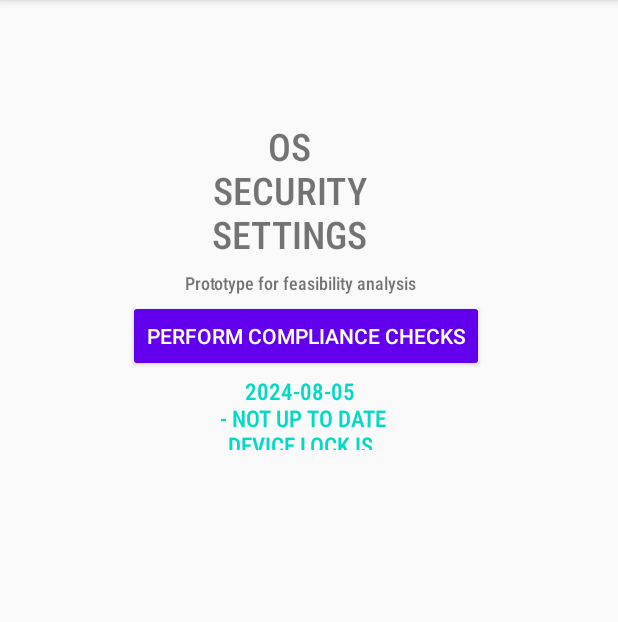
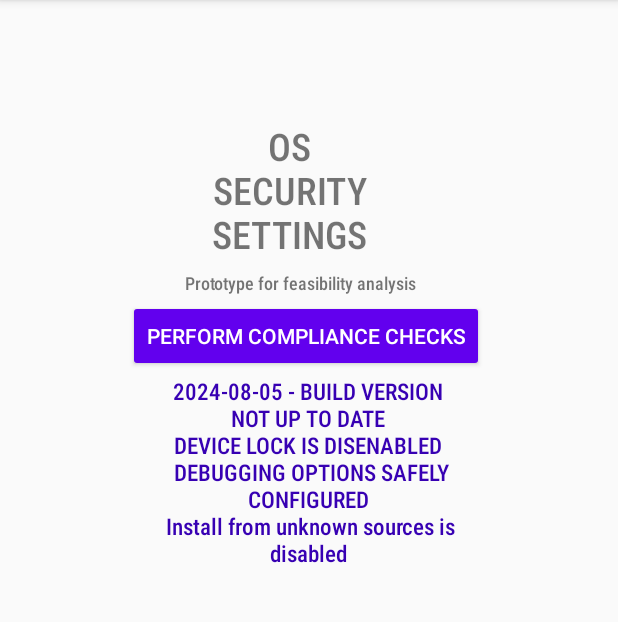
Before and after one commit to SanyaKapoor/Android-CIS-Benchmarking, an Android app: the screen it shows after launch (MainActivity), after a tap on "PERFORM COMPLIANCE CHECKS", on a phone screen of 412 x 824 dp, the part 84-706 px from its top. Run offline under Robolectric (Android 15) with nearby library versions, the phone set to English and light mode, and no system bars; 2 statements that could not run were skipped.

Commit message:
installation from unknown sources disabled

```diff
--- a/app/src/main/java/com/example/oscarq/MainActivity.kt
+++ b/app/src/main/java/com/example/oscarq/MainActivity.kt
@@ -1,14 +1,12 @@
 package com.example.oscarq
 import android.app.KeyguardManager
-import android.app.admin.DevicePolicyManager
-import android.content.ComponentName
 import android.content.Context
 import android.net.ConnectivityManager
 import android.os.Build
 import android.os.Bundle
+import android.provider.Settings
 import android.widget.Button
 import android.widget.TextView
-import android.widget.Toast
 import androidx.appcompat.app.AppCompatActivity
 
 
@@ -16,17 +14,12 @@ class MainActivity : AppCompatActivity() {
     override fun onCreate(savedInstanceState: Bundle?){
         super.onCreate(savedInstanceState)
         setContentView(R.layout.activity_main)
-       val button = findViewById<Button>(R.id.button)
+        val button = findViewById<Button>(R.id.button)
+        val textView = findViewById<TextView>(R.id.textView0)
        // val button2 = findViewById<Button>(R.id.button2)
-        val textView = findViewById<TextView>(R.id.textView0)
        // val textView2 = findViewById<TextView>(R.id.textView2)
        // val textView3 = findViewById<TextView>(R.id.textView3)
        // val button3 = findViewById<Button>(R.id.button3)
-
-        val connectivityManager=this.getSystemService(Context.CONNECTIVITY_SERVICE) as ConnectivityManager
-        val networkInfo=connectivityManager.activeNetworkInfo
-        //val status = networkInfo!=null && networkInfo.isConnected
-        //println(networkInfo)
 
         //TODO("adapt profiling and helper functions")
         //TODO("Mongo")
@@ -38,13 +31,13 @@ class MainActivity : AppCompatActivity() {
 
         button.setOnClickListener {
 
-            if(android.os.Build.VERSION.SECURITY_PATCH== "2020-09-01")
+            if(Build.VERSION.SECURITY_PATCH== "2020-09-01")
             {
-                textView.text =  android.os.Build.VERSION.SECURITY_PATCH + "\n" + " - UP TO DATE"
+                textView.text =  Build.VERSION.SECURITY_PATCH +  " - BUILD UP TO DATE"
             }
             else
             {
-                textView.text =  android.os.Build.VERSION.SECURITY_PATCH + "\n" + " - NOT UP TO DATE"
+                textView.text =  Build.VERSION.SECURITY_PATCH + " - BUILD VERSION NOT UP TO DATE"
             }
 
             //Ensure 'Screen Lock' is set to 'Enabled'(Pin/Password/Pattern)
@@ -64,32 +57,58 @@ class MainActivity : AppCompatActivity() {
             //pattern as device lock mechanism)
             //TODO("How to check if pattern is not visible")
 
-            val locktype: Int = Locktype.getCurrent(contentResolver)
-            when (locktype) {
-                Locktype.PATTERN -> {  textView.text = textView.text as String + "\n" + "COULD NOT DETECT IS PATTERN IS SET TO NOT VISIBLE"
-                }
+//            val locktype: Int = Locktype.getCurrent(contentResolver)
+//            when (locktype) {
+//                Locktype.PATTERN -> {  textView.text = textView.text as String + "\n" + "COULD NOT DETECT IS PATTERN IS SET TO NOT VISIBLE"
+//                }
+//            }
+//
+//            //Ensure 'Automatically Lock' is set to 'Immediately'
+//            lateinit var dpm: DevicePolicyManager
+//            lateinit var deviceAdminSample: ComponentName
+//            //val timeMs: Long = 1000L * timeout.text.toString().toLong()
+//            //dpm.setMaximumTimeToLock(deviceAdminSample, 1)
+//            if(if (Build.VERSION.SDK_INT >= Build.VERSION_CODES.LOLLIPOP) {
+//                    dpm.autoTimeRequired
+//                } else {
+//                    TODO("VERSION.SDK_INT < LOLLIPOP")
+//                }
+//            ){
+//                textView.text = textView.text as String + "\n" + "KINDLY SET AUTOMOTIC TIME TO 1ms"
+//            }
+//            else{
+//                textView.text = textView.text as String + "\n" + "AUTOMATIC LOCK IS SET TO MINIMUM DURATION"
+//            }
+
+
+            //Do not connect to untrusted Wi-Fi networks (Not Scored)
+            val connectivityManager=this.getSystemService(Context.CONNECTIVITY_SERVICE) as ConnectivityManager
+            val networkInfo=connectivityManager.activeNetworkInfo
+            textView.text = textView.text as String + "\n " + networkInfo as String + "\n" + "NO UNTRUSTED NETWORK DETECTED"
+
+
+
+            //Ensure 'Developer Options' is set to 'Disabled' (Not Scored)
+            if(Settings.Secure.getInt(contentResolver, Settings.Secure.ADB_ENABLED, 0) == 1) {
+                // debugging enabled
+                textView.text = textView.text as String + "\n" + "USB DEBUGGING MUST BE DISABLED"
+            } else {
+                textView.text = textView.text as String + "\n " +"DEBUGGING OPTIONS SAFELY CONFIGURED"
             }
 
-            //Ensure 'Automatically Lock' is set to 'Immediately'
-            lateinit var dpm: DevicePolicyManager
-            lateinit var deviceAdminSample: ComponentName
-            //val timeMs: Long = 1000L * timeout.text.toString().toLong()
-            //dpm.setMaximumTimeToLock(deviceAdminSample, 1)
-            if(if (Build.VERSION.SDK_INT >= Build.VERSION_CODES.LOLLIPOP) {
-                    dpm.autoTimeRequired
-                } else {
-                    TODO("VERSION.SDK_INT < LOLLIPOP")
-                }
-            ){
-                textView.text = textView.text as String + "\n" + "KINDLY SET AUTOMOTIC TIME TO 1ms"
+
+
+            //Ensure 'Install unknown apps' is set to 'Disabled' (Not Scored)
+            val isNonPlayAppAllowed = Settings.Secure.getInt(
+                contentResolver,
+                Settings.Secure.INSTALL_NON_MARKET_APPS
+            ) == 1
+            if (!isNonPlayAppAllowed) {
+                textView.text = textView.text as String + "\n " +"Install from unknown sources is disabled"
             }
             else{
-                textView.text = textView.text as String + "\n" + "AUTOMATIC LOCK IS SET TO MINIMUM DURATION"
+                textView.text = textView.text as String + "\n " +"Disable install from unknown sources"
             }
-
-            //Ensure 'Power button instantly locks' is set to 'Enabled'
-
-
 
         }
 
@@ -106,5 +125,7 @@ class MainActivity : AppCompatActivity() {
 //            Toast.makeText(this@MainActivity, "networkInfo verified", Toast.LENGTH_SHORT).show()
 //            textView3.text = "NO UNTRUSTED NETWORK DETECTED"
 //        }
+
+
     }
 }
--- a/app/src/main/res/layout/activity_main.xml
+++ b/app/src/main/res/layout/activity_main.xml
@@ -39,16 +39,16 @@
 
     <TextView
         android:id="@+id/textView0"
-        android:layout_width="150dp"
-        android:layout_height="50dp"
+        android:layout_width="200dp"
+        android:layout_height="wrap_content"
         android:fontFamily="sans-serif-condensed-medium"
         android:text=" "
 
-        android:textColor="@color/colorAccent"
+        android:textColor="@color/design_default_color_primary_variant"
         android:textAlignment="center"
         android:textSize="15dp"
         android:layout_marginTop="250dp"
-        android:layout_marginLeft="125dp"/>
+        android:layout_marginLeft="105dp"/>
 
 <!--        <Button-->
 <!--            android:id="@+id/button3"-->
```
